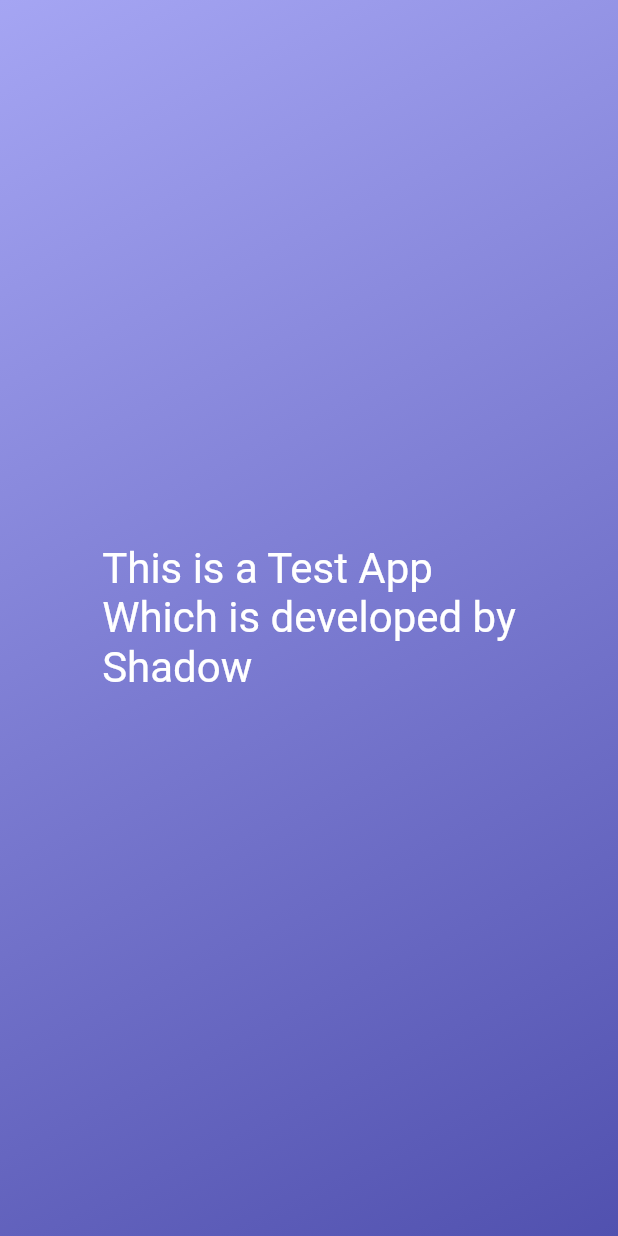
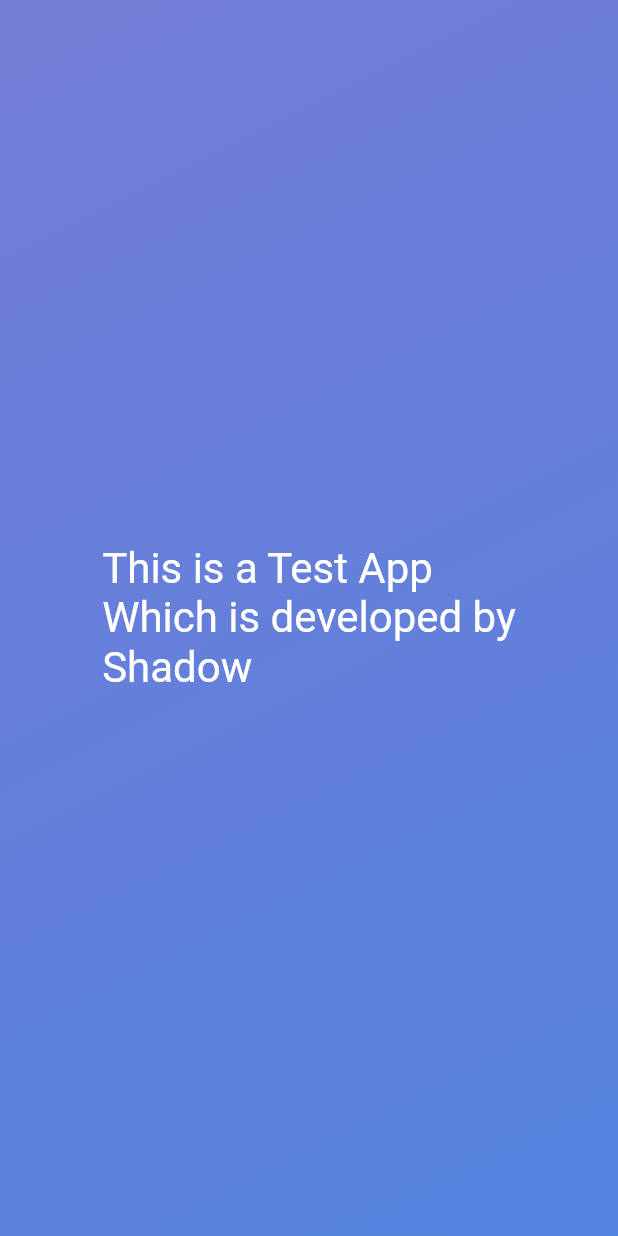
Before and after one commit to yhrjfj/Dice_App, a Flutter app: the screen it shows after launch, on a phone screen of 412 x 824 dp. Run offline on Flutter 3.47's test engine with Material 2 defaults, Android fonts, the phone set to English and light mode, and no system bars.

Commit message:
Reuseable GradientContainer class

```diff
--- a/lib/gradient_container.dart
+++ b/lib/gradient_container.dart
@@ -4,18 +4,19 @@ import 'package:flutter/material.dart';
 const startAlignment = Alignment.topLeft;
 const endAlignment = Alignment.bottomRight;
 
+// 1st way
 class GradientContainer extends StatelessWidget {
-  const GradientContainer({super.key});
+  const GradientContainer(this.color1, this.color2, {super.key});
+
+  final Color color1;
+  final Color color2;
 
   @override
   Widget build(context) {
     return Container(
-      decoration: const BoxDecoration(
+      decoration: BoxDecoration(
         gradient: LinearGradient(
-          colors: [
-            Color.fromRGBO(165, 165, 243, 1),
-            Color.fromRGBO(81, 81, 175, 1),
-          ],
+          colors: [color1, color2],
           begin: startAlignment,
           end: endAlignment,
         ),
@@ -26,3 +27,28 @@ class GradientContainer extends StatelessWidget {
     );
   }
 }
+
+
+
+// // 2nd way
+// class GradientContainer extends StatelessWidget {
+//   const GradientContainer({super.key, required this.colors});
+
+//   final List<Color> colors;
+
+//   @override
+//   Widget build(context) {
+//     return Container(
+//       decoration: BoxDecoration(
+//         gradient: LinearGradient(
+//           colors: colors,
+//           begin: startAlignment,
+//           end: endAlignment,
+//         ),
+//       ),
+//       child: const Center(
+//         child: StyleText('This is a Test App\nWhich is developed by\nShadow'),
+//       ),
+//     );
+//   }
+// }
--- a/lib/main.dart
+++ b/lib/main.dart
@@ -5,7 +5,10 @@ void main() {
   runApp(
     const MaterialApp(
       home: Scaffold(
-        body: GradientContainer(),
+        body: GradientContainer(
+          Color.fromRGBO(83, 95, 206, 0.801),
+          Color.fromRGBO(84, 133, 224, 1),
+        ),
       ),
     ),
   );
```
